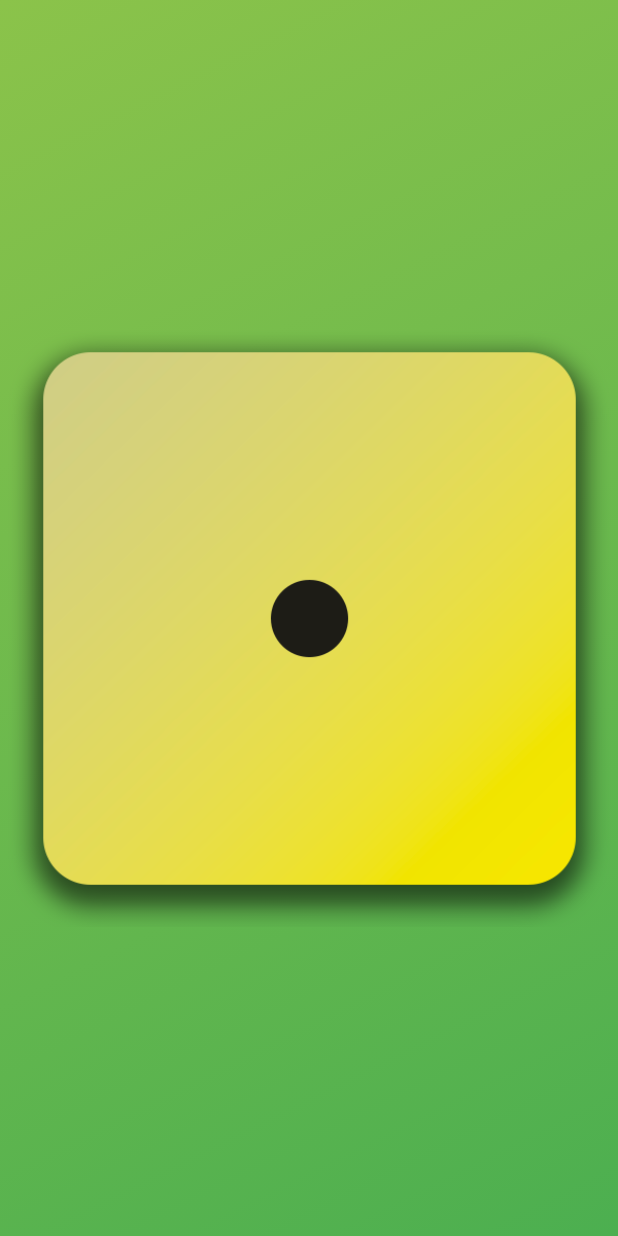
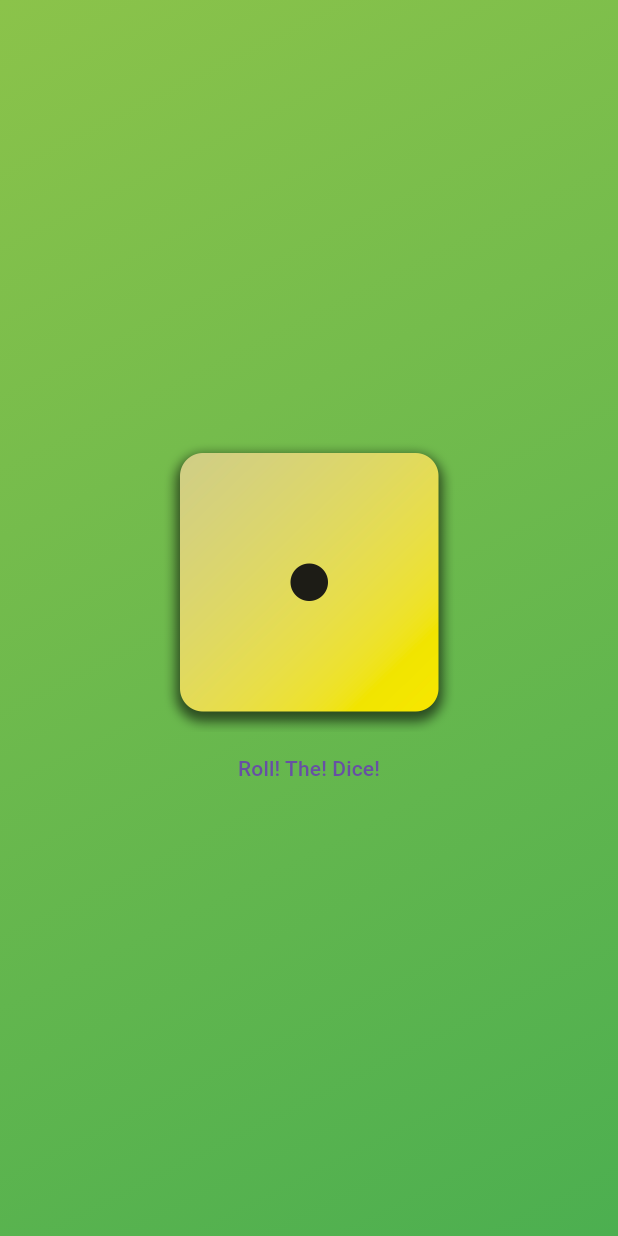
Before and after one commit to verdetea22/diceRoller, a Flutter app: the screen it shows after launch, on a phone screen of 412 x 824 dp. Run offline on Flutter 3.47's test engine with Material 3 defaults, Android fonts, the phone set to English and light mode, and no system bars.

Commit message:
created text button, init rollDice func

```diff
--- a/lib/gradient_container.dart
+++ b/lib/gradient_container.dart
@@ -14,6 +14,12 @@ class GradientContainer extends StatelessWidget{
   final Color color1;
   final Color color2;
 
+  //void: function doesnt expect input
+  // actived when "roll" button is clicked, returns one of the dice asset images randomly (1-6)
+  void rollDice() {
+
+  }
+
   @override
   Widget build(context) {
     return Container(
@@ -25,7 +31,20 @@ class GradientContainer extends StatelessWidget{
             )
           ),
           child:  Center(
-            child: Image.asset('assets/images/dice-1.png'),
+            child: Column(
+              mainAxisSize: MainAxisSize.min,
+              children: [
+                  Image.asset(
+                    'assets/images/dice-1.png',
+                    width: 200,
+                  ),
+                 TextButton(
+                    onPressed: rollDice,
+                    child: const Text('Roll! The! Dice!'),
+                  )
+              ],
+            )
           ),
         );
-}}
+  }
+}
```
